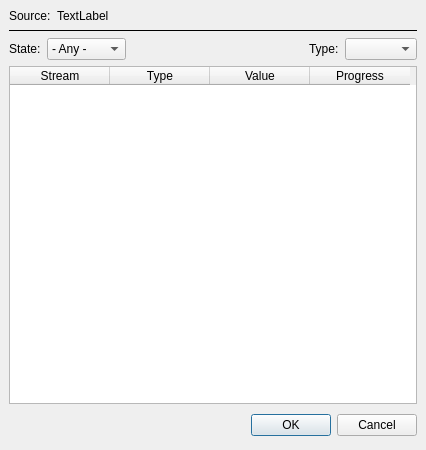
Before: the Qt Designer form libs/seiscomp/gui/datamodel/calculateamplitudes.ui in SeisComP/common, drawn with Qt 5.
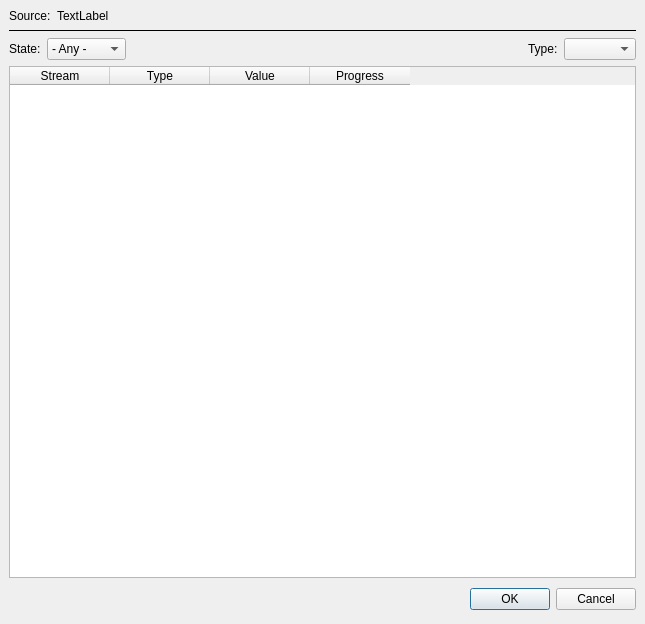
After: the same form once the commit is applied.

Commit message: [gui] Fix width of CalculateAmplitudes window with large record stream URIs

```diff
--- a/libs/seiscomp/gui/datamodel/calculateamplitudes.ui
+++ b/libs/seiscomp/gui/datamodel/calculateamplitudes.ui
@@ -3,33 +3,33 @@
  <comment></comment>
  <exportmacro></exportmacro>
  <class>CalculateAmplitudes</class>
- <widget class="QDialog" name="CalculateAmplitudes" >
-  <property name="geometry" >
+ <widget class="QDialog" name="CalculateAmplitudes">
+  <property name="geometry">
    <rect>
     <x>0</x>
     <y>0</y>
-    <width>426</width>
-    <height>450</height>
+    <width>645</width>
+    <height>624</height>
    </rect>
   </property>
   <property name="windowTitle" >
    <string>Measure amplitudes</string>
   </property>
-  <layout class="QVBoxLayout" >
-   <property name="margin" >
-    <number>9</number>
-   </property>
-   <property name="spacing" >
+  <layout class="QVBoxLayout">
+   <property name="spacing">
     <number>6</number>
    </property>
+   <property name="margin">
+    <number>9</number>
+   </property>
    <item>
-    <layout class="QHBoxLayout" >
-     <property name="margin" >
-      <number>0</number>
-     </property>
-     <property name="spacing" >
+    <layout class="QHBoxLayout">
+     <property name="spacing">
       <number>6</number>
      </property>
+     <property name="margin">
+      <number>0</number>
+     </property>
      <item>
       <widget class="QLabel" name="label" >
        <property name="sizePolicy" >
@@ -46,8 +46,14 @@
       </widget>
      </item>
      <item>
-      <widget class="QLabel" name="source" >
-       <property name="text" >
+      <widget class="QLabel" name="source">
+       <property name="sizePolicy">
+        <sizepolicy hsizetype="Ignored" vsizetype="Preferred">
+         <horstretch>0</horstretch>
+         <verstretch>0</verstretch>
+        </sizepolicy>
+       </property>
+       <property name="text">
         <string>TextLabel</string>
        </property>
       </widget>
@@ -65,13 +71,13 @@
     </widget>
    </item>
    <item>
-    <layout class="QHBoxLayout" >
-     <property name="margin" >
-      <number>0</number>
-     </property>
-     <property name="spacing" >
+    <layout class="QHBoxLayout">
+     <property name="spacing">
       <number>6</number>
      </property>
+     <property name="margin">
+      <number>0</number>
+     </property>
      <item>
       <widget class="QLabel" name="label_2" >
        <property name="text" >
@@ -124,11 +130,9 @@
       </widget>
      </item>
      <item>
-      <widget class="QComboBox" name="comboFilterType" >
-       <property name="sizePolicy" >
-        <sizepolicy>
-         <hsizetype>4</hsizetype>
-         <vsizetype>0</vsizetype>
+      <widget class="QComboBox" name="comboFilterType">
+       <property name="sizePolicy">
+        <sizepolicy hsizetype="Maximum" vsizetype="Fixed">
          <horstretch>0</horstretch>
          <verstretch>0</verstretch>
         </sizepolicy>
@@ -162,13 +166,13 @@
     </widget>
    </item>
    <item>
-    <layout class="QHBoxLayout" >
-     <property name="margin" >
-      <number>0</number>
-     </property>
-     <property name="spacing" >
+    <layout class="QHBoxLayout">
+     <property name="spacing">
       <number>6</number>
      </property>
+     <property name="margin">
+      <number>0</number>
+     </property>
      <item>
       <spacer>
        <property name="orientation" >
```
Left out of the diff: 77 changed lines with no effect on the pictures. The commit also changes 1 other file.
